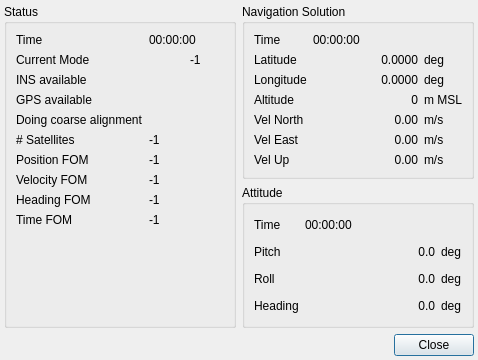
Old version of the form src/hcrgui/CmigitsDetails.ui in the repository NCAR/HCR_instrument.
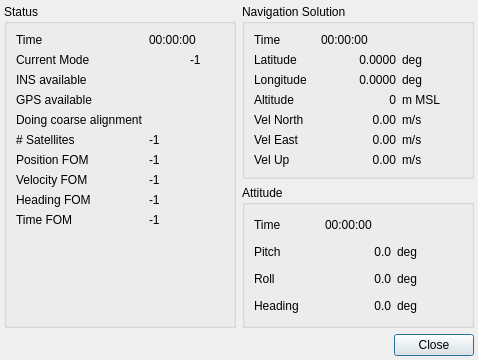
New version of the form. Icons and pictures are not drawn.

Commit message: Make CmigitsDetails a little more compact.

```diff
--- a/src/hcrgui/CmigitsDetails.ui
+++ b/src/hcrgui/CmigitsDetails.ui
@@ -314,7 +314,7 @@
          <item row="6" column="1">
           <widget class="QLabel" name="velUpValue">
            <property name="sizePolicy">
-            <sizepolicy hsizetype="MinimumExpanding" vsizetype="Preferred">
+            <sizepolicy hsizetype="Preferred" vsizetype="Preferred">
              <horstretch>0</horstretch>
              <verstretch>0</verstretch>
             </sizepolicy>
@@ -357,7 +357,7 @@
          <item row="4" column="1">
           <widget class="QLabel" name="velNorthValue">
            <property name="sizePolicy">
-            <sizepolicy hsizetype="MinimumExpanding" vsizetype="Preferred">
+            <sizepolicy hsizetype="Preferred" vsizetype="Preferred">
              <horstretch>0</horstretch>
              <verstretch>0</verstretch>
             </sizepolicy>
@@ -373,7 +373,7 @@
          <item row="5" column="1">
           <widget class="QLabel" name="velEastValue">
            <property name="sizePolicy">
-            <sizepolicy hsizetype="MinimumExpanding" vsizetype="Preferred">
+            <sizepolicy hsizetype="Preferred" vsizetype="Preferred">
              <horstretch>0</horstretch>
              <verstretch>0</verstretch>
             </sizepolicy>
@@ -403,7 +403,7 @@
          <item row="2" column="1">
           <widget class="QLabel" name="longitudeValue">
            <property name="sizePolicy">
-            <sizepolicy hsizetype="MinimumExpanding" vsizetype="Preferred">
+            <sizepolicy hsizetype="Preferred" vsizetype="Preferred">
              <horstretch>0</horstretch>
              <verstretch>0</verstretch>
             </sizepolicy>
@@ -419,7 +419,7 @@
          <item row="3" column="1">
           <widget class="QLabel" name="altitudeValue">
            <property name="sizePolicy">
-            <sizepolicy hsizetype="MinimumExpanding" vsizetype="Preferred">
+            <sizepolicy hsizetype="Preferred" vsizetype="Preferred">
              <horstretch>0</horstretch>
              <verstretch>0</verstretch>
             </sizepolicy>
@@ -456,7 +456,7 @@
          <item row="1" column="1">
           <widget class="QLabel" name="latitudeValue">
            <property name="sizePolicy">
-            <sizepolicy hsizetype="MinimumExpanding" vsizetype="Preferred">
+            <sizepolicy hsizetype="Preferred" vsizetype="Preferred">
              <horstretch>0</horstretch>
              <verstretch>0</verstretch>
             </sizepolicy>
@@ -550,7 +550,7 @@
          <item row="2" column="1">
           <widget class="QLabel" name="rollValue">
            <property name="sizePolicy">
-            <sizepolicy hsizetype="Expanding" vsizetype="Preferred">
+            <sizepolicy hsizetype="Preferred" vsizetype="Preferred">
              <horstretch>0</horstretch>
              <verstretch>0</verstretch>
             </sizepolicy>
@@ -599,7 +599,7 @@
          <item row="3" column="1">
           <widget class="QLabel" name="headingValue">
            <property name="sizePolicy">
-            <sizepolicy hsizetype="Expanding" vsizetype="Preferred">
+            <sizepolicy hsizetype="Preferred" vsizetype="Preferred">
              <horstretch>0</horstretch>
              <verstretch>0</verstretch>
             </sizepolicy>
@@ -628,7 +628,7 @@
          <item row="1" column="1">
           <widget class="QLabel" name="pitchValue">
            <property name="sizePolicy">
-            <sizepolicy hsizetype="Expanding" vsizetype="Preferred">
+            <sizepolicy hsizetype="Preferred" vsizetype="Preferred">
              <horstretch>0</horstretch>
              <verstretch>0</verstretch>
             </sizepolicy>
```
